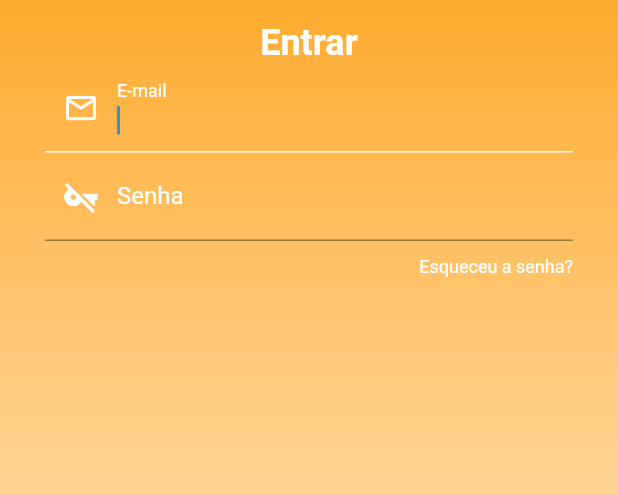
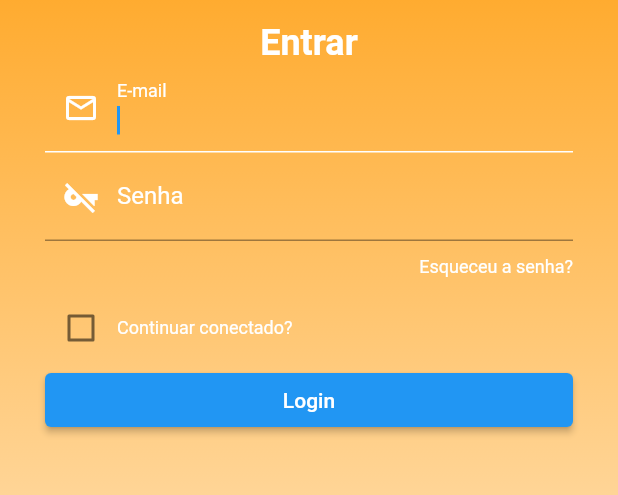
Before and after one commit to GoCheff/App_GoCheff, a Flutter app: the screen it shows after launch, on a phone screen of 412 x 824 dp, the part 233-728 px from its top. Run offline on Flutter 3.47's test engine with Material 2 defaults, Android fonts, the phone set to English and light mode, and no system bars.

Commit message:
Update login_screen.dart
Adicionando checkbox para continuar conectado + Botão de Login.

```diff
--- a/custumer_app/lib/screens/login_screen.dart
+++ b/custumer_app/lib/screens/login_screen.dart
@@ -10,6 +10,7 @@ class LoginScreen extends StatefulWidget {
 class _LoginScreenState extends State<LoginScreen> {
   Color topColor = Colors.orange;
   Color bottomColor = Colors.white;
+  bool continueConnected = false;
 
   @override
   Widget build(BuildContext context) {
@@ -94,13 +95,38 @@ class _LoginScreenState extends State<LoginScreen> {
               )),
               Padding(padding: EdgeInsets.only(bottom: 10)),
               GestureDetector(
-                onTap:(){print("FUNCIONOU!!");} ,
+                onTap: () {
+                  print("FUNCIONOU!!");
+                },
                 child: Text(
                   "Esqueceu a senha?",
                   style: TextStyle(color: Colors.white, fontSize: 12),
                   textAlign: TextAlign.right,
                 ),
-              )
+              ),
+              Padding(padding: EdgeInsets.only(bottom: 10)),
+              Row(
+                children: [
+                  Checkbox(
+                    checkColor: Colors.white,
+                    value: this.continueConnected,
+                    onChanged: (bool? newValue) {
+                      setState(() {
+                        this.continueConnected = newValue!;
+                      });
+                    },
+                  ),
+                  Text(
+                    "Continuar conectado?",
+                    style: TextStyle(color: Colors.white, fontSize: 12),
+                    textAlign: TextAlign.right,
+                  ),
+                ],
+              ),
+              ElevatedButton(
+                onPressed: () {},
+                child: Text("Login"),
+              ),
             ],
           ),
         ),
```
